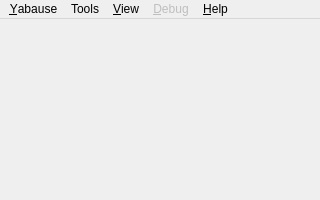
Old version of the form yabause/src/qt/ui/UIYabause.ui in the repository KitoHo/yabause.
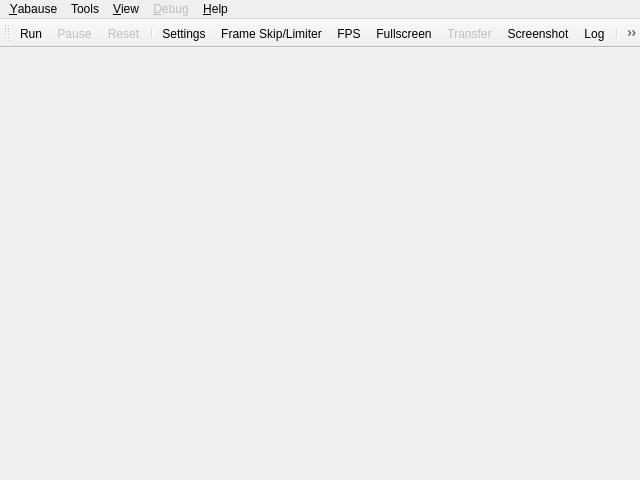
New version of the form. Icons and pictures are not drawn.

Commit message: Add a toolbar for mainwindow and use extensive use of Sheet for modal dialog on mac os x.

The edit to the form file:
```diff
--- a/yabause/src/qt/ui/UIYabause.ui
+++ b/yabause/src/qt/ui/UIYabause.ui
@@ -5,8 +5,8 @@
    <rect>
     <x>0</x>
     <y>0</y>
-    <width>320</width>
-    <height>200</height>
+    <width>640</width>
+    <height>480</height>
    </rect>
   </property>
   <property name="windowTitle" >
@@ -15,14 +15,20 @@
   <property name="windowIcon" >
    <iconset resource="../resources/resources.qrc" >:/icons/icons/yabause.png</iconset>
   </property>
+  <property name="iconSize" >
+   <size>
+    <width>16</width>
+    <height>16</height>
+   </size>
+  </property>
   <widget class="QWidget" name="centralwidget" />
   <widget class="QMenuBar" name="menubar" >
    <property name="geometry" >
     <rect>
      <x>0</x>
      <y>0</y>
-     <width>320</width>
-     <height>27</height>
+     <width>640</width>
+     <height>22</height>
     </rect>
    </property>
    <widget class="QMenu" name="mYabause" >
@@ -129,6 +135,34 @@
    <addaction name="mViewDebug" />
    <addaction name="mHelp" />
   </widget>
+  <widget class="QToolBar" name="toolBar" >
+   <property name="windowTitle" >
+    <string>toolBar</string>
+   </property>
+   <attribute name="toolBarArea" >
+    <enum>TopToolBarArea</enum>
+   </attribute>
+   <attribute name="toolBarBreak" >
+    <bool>false</bool>
+   </attribute>
+   <addaction name="aYabauseRun" />
+   <addaction name="aYabausePause" />
+   <addaction name="aYabauseReset" />
+   <addaction name="separator" />
+   <addaction name="aYabauseSettings" />
+   <addaction name="aYabauseFrameSkipLimiter" />
+   <addaction name="aViewFPS" />
+   <addaction name="aViewFullscreen" />
+   <addaction name="aYabauseTransfer" />
+   <addaction name="aYabauseScreenshot" />
+   <addaction name="aViewLog" />
+   <addaction name="separator" />
+   <addaction name="aToolsBackupManager" />
+   <addaction name="aToolsCheatsList" />
+   <addaction name="separator" />
+   <addaction name="aYabauseQuit" />
+   <addaction name="aHelpAbout" />
+  </widget>
   <action name="aYabauseQuit" >
    <property name="text" >
     <string>&amp;Quit</string>
@@ -161,6 +195,12 @@
    </property>
   </action>
   <action name="aYabausePause" >
+   <property name="enabled" >
+    <bool>false</bool>
+   </property>
+   <property name="icon" >
+    <iconset resource="../resources/resources.qrc" >:/actions/icons/actions/pause.png</iconset>
+   </property>
    <property name="text" >
     <string>&amp;Pause</string>
    </property>
@@ -169,6 +209,12 @@
    </property>
   </action>
   <action name="aYabauseReset" >
+   <property name="enabled" >
+    <bool>false</bool>
+   </property>
+   <property name="icon" >
+    <iconset resource="../resources/resources.qrc" >:/actions/icons/actions/reset.png</iconset>
+   </property>
    <property name="text" >
     <string>&amp;Reset</string>
    </property>
```
Left out of the diff: 54 changed lines with no effect on the pictures. The commit also changes 6 other files.
